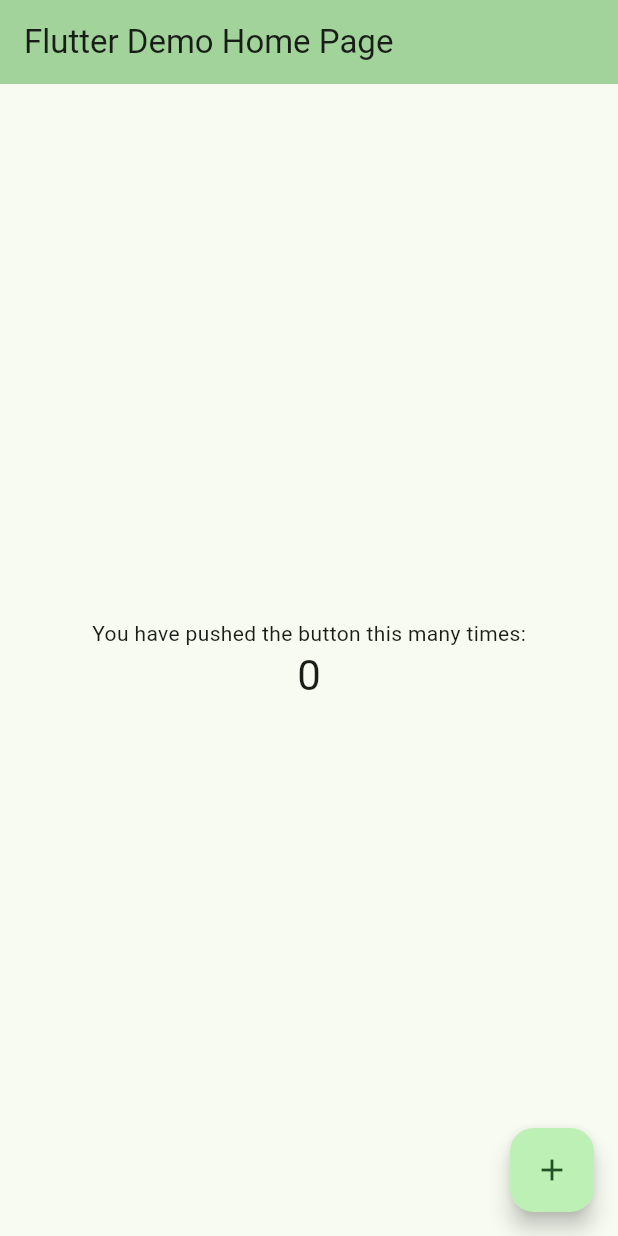
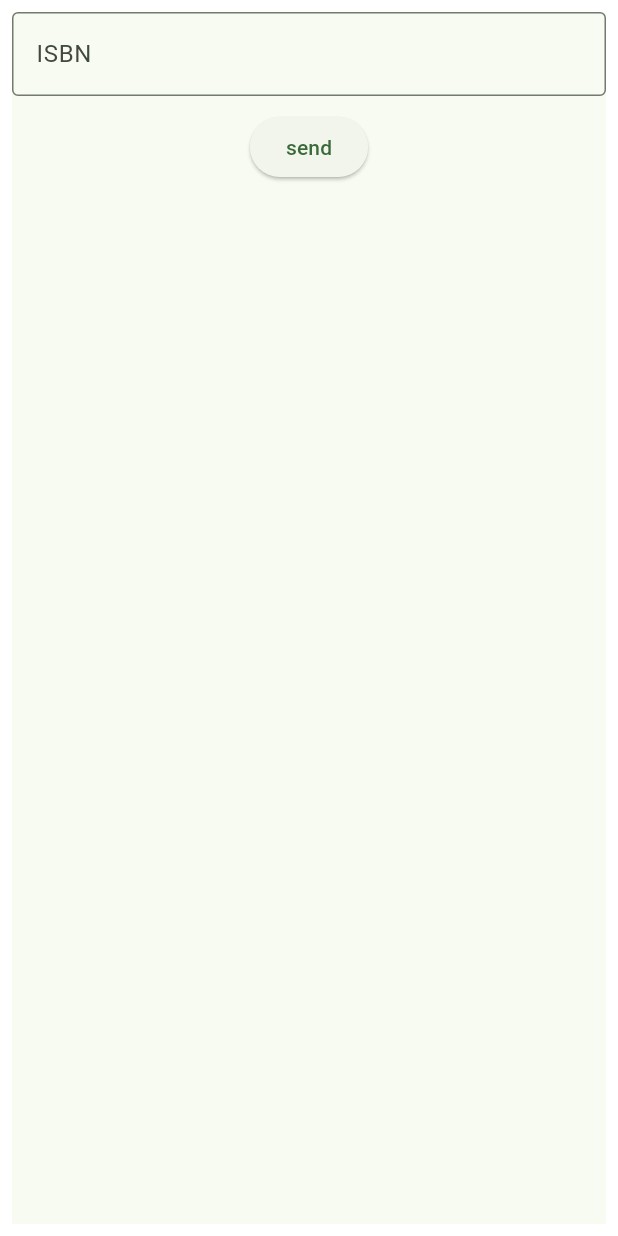
Before and after one commit to kruemelnerd/when_do_i_have_to_return_the_books, a Flutter app: the screen it shows after launch, on a phone screen of 412 x 824 dp. Run offline on Flutter 3.47's test engine with Material 3 defaults, Android fonts, the light colour scheme and no system bars.

Commit message:
ISBN kann eingeben werden

```diff
--- a/lib/main.dart
+++ b/lib/main.dart
@@ -1,4 +1,6 @@
+import 'package:flutter/cupertino.dart';
 import 'package:flutter/material.dart';
+import 'package:flutter/widgets.dart';
 
 void main() {
   runApp(const MyApp());
@@ -11,115 +13,54 @@ class MyApp extends StatelessWidget {
   @override
   Widget build(BuildContext context) {
     return MaterialApp(
-      title: 'Flutter Demo',
+      title: 'Wann muss ich meine Bücher abgeben?',
       theme: ThemeData(
-        // This is the theme of your application.
-        //
-        // TRY THIS: Try running your application with "flutter run". You'll see
-        // the application has a purple toolbar. Then, without quitting the app,
-        // try changing the seedColor in the colorScheme below to Colors.green
-        // and then invoke "hot reload" (save your changes or press the "hot
-        // reload" button in a Flutter-supported IDE, or press "r" if you used
-        // the command line to start the app).
-        //
-        // Notice that the counter didn't reset back to zero; the application
-        // state is not lost during the reload. To reset the state, use hot
-        // restart instead.
-        //
-        // This works for code too, not just values: Most code changes can be
-        // tested with just a hot reload.
         colorScheme: ColorScheme.fromSeed(seedColor: Colors.green),
         useMaterial3: true,
       ),
-      home: const MyHomePage(title: 'Flutter Demo Home Page'),
+      home: MyHomePage(),
     );
   }
 }
 
 class MyHomePage extends StatefulWidget {
-  const MyHomePage({super.key, required this.title});
-
-  // This widget is the home page of your application. It is stateful, meaning
-  // that it has a State object (defined below) that contains fields that affect
-  // how it looks.
-
-  // This class is the configuration for the state. It holds the values (in this
-  // case the title) provided by the parent (in this case the App widget) and
-  // used by the build method of the State. Fields in a Widget subclass are
-  // always marked "final".
-
-  final String title;
-
   @override
   State<MyHomePage> createState() => _MyHomePageState();
 }
 
 class _MyHomePageState extends State<MyHomePage> {
-  int _counter = 0;
+  final myController = TextEditingController();
 
-  void _incrementCounter() {
-    setState(() {
-      // This call to setState tells the Flutter framework that something has
-      // changed in this State, which causes it to rerun the build method below
-      // so that the display can reflect the updated values. If we changed
-      // _counter without calling setState(), then the build method would not be
-      // called again, and so nothing would appear to happen.
-      _counter++;
-    });
+  @override
+  void dispose() {
+    myController.dispose();
+    super.dispose();
   }
 
   @override
   Widget build(BuildContext context) {
-    // This method is rerun every time setState is called, for instance as done
-    // by the _incrementCounter method above.
-    //
-    // The Flutter framework has been optimized to make rerunning build methods
-    // fast, so that you can just rebuild anything that needs updating rather
-    // than having to individually change instances of widgets.
-    return Scaffold(
-      appBar: AppBar(
-        // TRY THIS: Try changing the color here to a specific color (to
-        // Colors.amber, perhaps?) and trigger a hot reload to see the AppBar
-        // change color while the other colors stay the same.
-        backgroundColor: Theme.of(context).colorScheme.inversePrimary,
-        // Here we take the value from the MyHomePage object that was created by
-        // the App.build method, and use it to set our appbar title.
-        title: Text(widget.title),
-      ),
-      body: Center(
-        // Center is a layout widget. It takes a single child and positions it
-        // in the middle of the parent.
-        child: Column(
-          // Column is also a layout widget. It takes a list of children and
-          // arranges them vertically. By default, it sizes itself to fit its
-          // children horizontally, and tries to be as tall as its parent.
-          //
-          // Column has various properties to control how it sizes itself and
-          // how it positions its children. Here we use mainAxisAlignment to
-          // center the children vertically; the main axis here is the vertical
-          // axis because Columns are vertical (the cross axis would be
-          // horizontal).
-          //
-          // TRY THIS: Invoke "debug painting" (choose the "Toggle Debug Paint"
-          // action in the IDE, or press "p" in the console), to see the
-          // wireframe for each widget.
-          mainAxisAlignment: MainAxisAlignment.center,
-          children: <Widget>[
-            const Text(
-              'You have pushed the button this many times:',
+    return Padding(
+      padding: const EdgeInsets.all(8.0),
+      child: Scaffold(
+          body: Column(
+        children: [
+          TextField(
+            controller: myController,
+            decoration: const InputDecoration(
+              border: OutlineInputBorder(),
+              labelText: "ISBN",
             ),
-            Text(
-              '$_counter',
-              style: Theme.of(context).textTheme.headlineMedium,
-            ),
-          ],
-        ),
-      ),
-      floatingActionButton: FloatingActionButton(
-        onPressed: _incrementCounter,
-        tooltip: 'Increment',
-        child: const Icon(Icons.add),
-      ), // This trailing comma makes auto-formatting nicer for build methods.
+          ),
+          const SizedBox(height: 10),
+          ElevatedButton(
+            onPressed: () {
+              var textForSnackbox = myController.text;
+              print(textForSnackbox);
+            },
+            child: const Text("send"),
+          ),
+        ],
+      )),
     );
   }
 }
```
